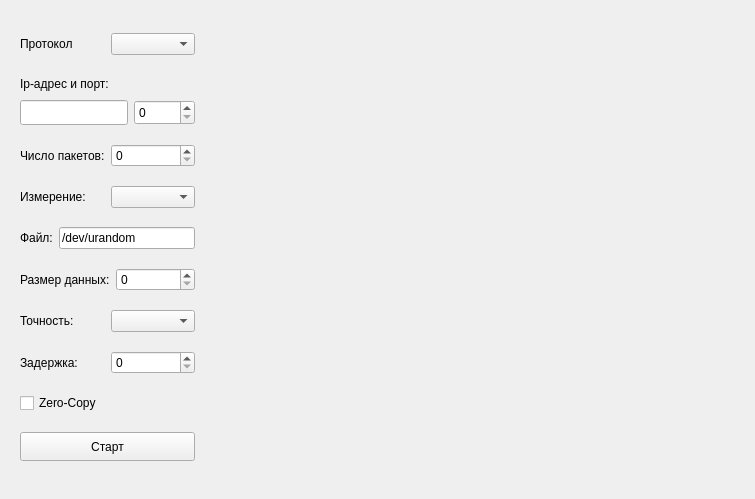
This is gui/forms/sendtimestampwidget.ui in OSLL/Linux_FreeBSD_networking_perf as Qt 5 draws it before an edit. The edited form follows.
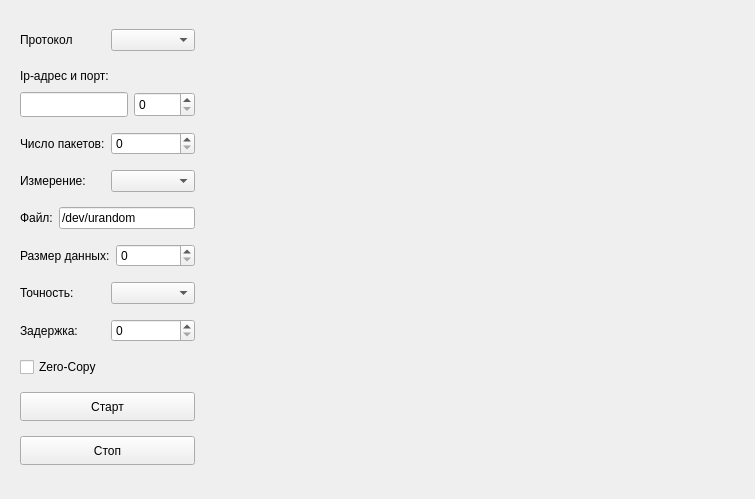
This is the edited form.

Commit message: feat(gui): timestamps stop btn

The edit to the form file:
```diff
--- a/gui/forms/sendtimestampwidget.ui
+++ b/gui/forms/sendtimestampwidget.ui
@@ -222,6 +222,19 @@
           </property>
          </widget>
         </item>
+        <item>
+         <widget class="QPushButton" name="stopButton">
+          <property name="maximumSize">
+           <size>
+            <width>16777215</width>
+            <height>29</height>
+           </size>
+          </property>
+          <property name="text">
+           <string>Стоп</string>
+          </property>
+         </widget>
+        </item>
        </layout>
       </widget>
      </item>
```
Left out of the diff: 2 changed lines with no effect on the pictures. The commit also changes 8 other files.
